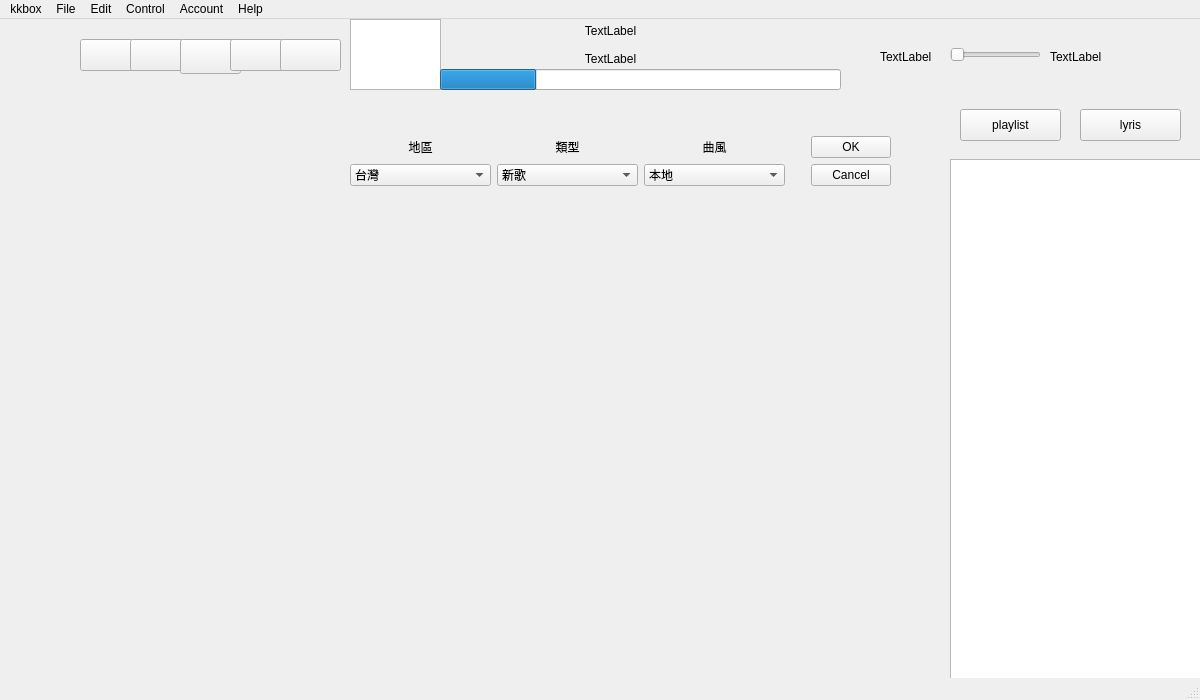
Old version of the form kkbox/UI_Designer/main.ui in the repository JianDa0127/web_crawler.
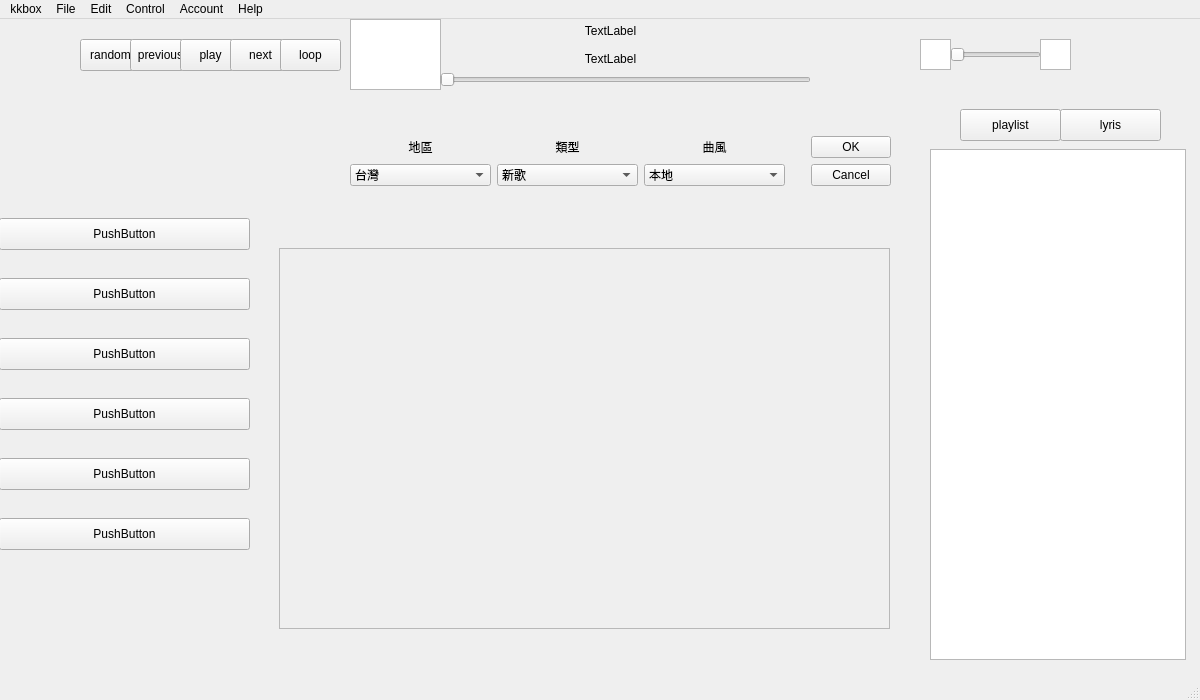
New version of the form. Icons and pictures are not drawn.

Patch:
```diff
--- a/kkbox/UI_Designer/main.ui
+++ b/kkbox/UI_Designer/main.ui
@@ -215,12 +215,15 @@
     </layout>
    </widget>
    <widget class="QListWidget" name="playlist_listWidget">
+    <property name="enabled">
+     <bool>true</bool>
+    </property>
     <property name="geometry">
      <rect>
-      <x>950</x>
-      <y>140</y>
+      <x>930</x>
+      <y>130</y>
       <width>256</width>
-      <height>521</height>
+      <height>511</height>
      </rect>
     </property>
    </widget>
@@ -243,22 +246,6 @@
       </rect>
      </property>
     </widget>
-    <widget class="QProgressBar" name="player_progressBar">
-     <property name="geometry">
-      <rect>
-       <x>90</x>
-       <y>50</y>
-       <width>401</width>
-       <height>21</height>
-      </rect>
-     </property>
-     <property name="value">
-      <number>24</number>
-     </property>
-     <property name="textVisible">
-      <bool>false</bool>
-     </property>
-    </widget>
     <widget class="QWidget" name="verticalLayoutWidget_5">
      <property name="geometry">
       <rect>
@@ -291,6 +278,22 @@
       </item>
      </layout>
     </widget>
+    <widget class="QSlider" name="song_Slider">
+     <property name="geometry">
+      <rect>
+       <x>90</x>
+       <y>50</y>
+       <width>371</width>
+       <height>22</height>
+      </rect>
+     </property>
+     <property name="maximum">
+      <number>100</number>
+     </property>
+     <property name="orientation">
+      <enum>Qt::Horizontal</enum>
+     </property>
+    </widget>
    </widget>
    <widget class="QWidget" name="widget_2" native="true">
     <property name="geometry">
@@ -311,11 +314,7 @@
       </rect>
      </property>
      <property name="text">
-      <string/>
-     </property>
-     <property name="icon">
-      <iconset>
-       <normaloff>icon/shuffle-arrows.png</normaloff>icon/shuffle-arrows.png</iconset>
+      <string>random</string>
      </property>
     </widget>
     <widget class="QPushButton" name="pushButton_previous">
@@ -328,11 +327,7 @@
       </rect>
      </property>
      <property name="text">
-      <string/>
-     </property>
-     <property name="icon">
-      <iconset>
-       <normaloff>icon/previous.png</normaloff>icon/previous.png</iconset>
+      <string>previous</string>
      </property>
     </widget>
     <widget class="QPushButton" name="pushButton_play">
@@ -341,7 +336,7 @@
        <x>100</x>
        <y>10</y>
        <width>61</width>
-       <height>35</height>
+       <height>32</height>
       </rect>
      </property>
      <property name="font">
@@ -353,12 +348,7 @@
       <bool>false</bool>
      </property>
      <property name="text">
-      <string/>
-     </property>
-     <property name="icon">
-      <iconset>
-       <normaloff>icon/play.png</normaloff>
-       <normalon>icon/pause.png</normalon>icon/play.png</iconset>
+      <string>play</string>
      </property>
      <property name="iconSize">
       <size>
@@ -377,11 +367,7 @@
       </rect>
      </property>
      <property name="text">
-      <string/>
-     </property>
-     <property name="icon">
-      <iconset>
-       <normaloff>icon/next.png</normaloff>icon/next.png</iconset>
+      <string>next</string>
      </property>
     </widget>
     <widget class="QPushButton" name="pushButton_repeat">
@@ -394,11 +380,7 @@
       </rect>
      </property>
      <property name="text">
-      <string/>
-     </property>
-     <property name="icon">
-      <iconset>
-       <normaloff>icon/repeat.png</normaloff>icon/repeat.png</iconset>
+      <string>loop</string>
      </property>
     </widget>
    </widget>
@@ -411,19 +393,6 @@
       <height>51</height>
      </rect>
     </property>
-    <widget class="QLabel" name="label">
-     <property name="geometry">
-      <rect>
-       <x>10</x>
-       <y>30</y>
-       <width>60</width>
-       <height>16</height>
-      </rect>
-     </property>
-     <property name="text">
-      <string>TextLabel</string>
-     </property>
-    </widget>
     <widget class="QWidget" name="gridLayoutWidget_3">
      <property name="geometry">
       <rect>
@@ -446,24 +415,31 @@
       </item>
      </layout>
     </widget>
-    <widget class="QLabel" name="label_2">
+    <widget class="QGraphicsView" name="graphicsView_volumeDown">
      <property name="geometry">
       <rect>
-       <x>180</x>
-       <y>30</y>
-       <width>60</width>
-       <height>16</height>
+       <x>50</x>
+       <y>20</y>
+       <width>31</width>
+       <height>31</height>
       </rect>
      </property>
-     <property name="text">
-      <string>TextLabel</string>
+    </widget>
+    <widget class="QGraphicsView" name="graphicsView_volumeUp">
+     <property name="geometry">
+      <rect>
+       <x>170</x>
+       <y>20</y>
+       <width>31</width>
+       <height>31</height>
+      </rect>
      </property>
     </widget>
    </widget>
    <widget class="QPushButton" name="pushButton_lyris">
     <property name="geometry">
      <rect>
-      <x>1080</x>
+      <x>1060</x>
       <y>90</y>
       <width>101</width>
       <height>32</height>
@@ -486,6 +462,127 @@
      <string>playlist</string>
     </property>
    </widget>
+   <widget class="QWidget" name="widget_4" native="true">
+    <property name="geometry">
+     <rect>
+      <x>279</x>
+      <y>229</y>
+      <width>611</width>
+      <height>401</height>
+     </rect>
+    </property>
+    <widget class="QScrollArea" name="scrollArea">
+     <property name="geometry">
+      <rect>
+       <x>0</x>
+       <y>0</y>
+       <width>611</width>
+       <height>381</height>
+      </rect>
+     </property>
+     <property name="widgetResizable">
+      <bool>true</bool>
+     </property>
+     <widget class="QWidget" name="scrollAreaWidgetContents">
+      <property name="geometry">
+       <rect>
+        <x>0</x>
+        <y>0</y>
+        <width>609</width>
+        <height>379</height>
+       </rect>
+      </property>
+     </widget>
+    </widget>
+   </widget>
+   <widget class="QWidget" name="widget_5" native="true">
+    <property name="geometry">
+     <rect>
+      <x>-1</x>
+      <y>179</y>
+      <width>251</width>
+      <height>461</height>
+     </rect>
+    </property>
+    <widget class="QPushButton" name="pushButton">
+     <property name="geometry">
+      <rect>
+       <x>0</x>
+       <y>20</y>
+       <width>251</width>
+       <height>32</height>
+      </rect>
+     </property>
+     <property name="text">
+      <string>PushButton</string>
+     </property>
+    </widget>
+    <widget class="QPushButton" name="pushButton_2">
+     <property name="geometry">
+      <rect>
+       <x>0</x>
+       <y>80</y>
+       <width>251</width>
+       <height>32</height>
+      </rect>
+     </property>
+     <property name="text">
+      <string>PushButton</string>
+     </property>
+    </widget>
+    <widget class="QPushButton" name="pushButton_3">
+     <property name="geometry">
+      <rect>
+       <x>0</x>
+       <y>140</y>
+       <width>251</width>
+       <height>32</height>
+      </rect>
+     </property>
+     <property name="text">
+      <string>PushButton</string>
+     </property>
+    </widget>
+    <widget class="QPushButton" name="pushButton_4">
+     <property name="geometry">
+      <rect>
+       <x>0</x>
+       <y>200</y>
+       <width>251</width>
+       <height>32</height>
+      </rect>
+     </property>
+     <property name="text">
+      <string>PushButton</string>
+     </property>
+    </widget>
+    <widget class="QPushButton" name="pushButton_5">
+     <property name="geometry">
+      <rect>
+       <x>0</x>
+       <y>260</y>
+       <width>251</width>
+       <height>32</height>
+      </rect>
+     </property>
+     <property name="text">
+      <string>PushButton</string>
+     </property>
+    </widget>
+    <widget class="QPushButton" name="pushButton_6">
+     <property name="geometry">
+      <rect>
+       <x>0</x>
+       <y>320</y>
+       <width>251</width>
+       <height>32</height>
+      </rect>
+     </property>
+     <property name="text">
+      <string>PushButton</string>
+     </property>
+    </widget>
+   </widget>
   </widget>
   <widget class="QMenuBar" name="menubar">
    <property name="geometry">
```
Left out of the diff: 29 changed lines with no effect on the pictures.
